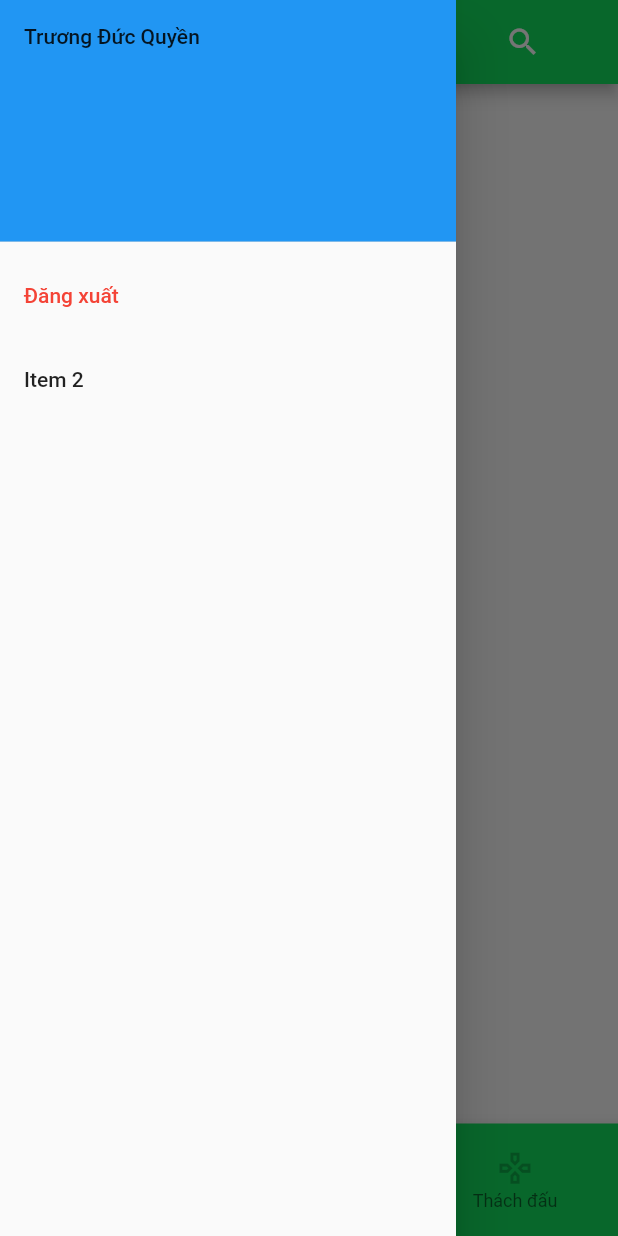
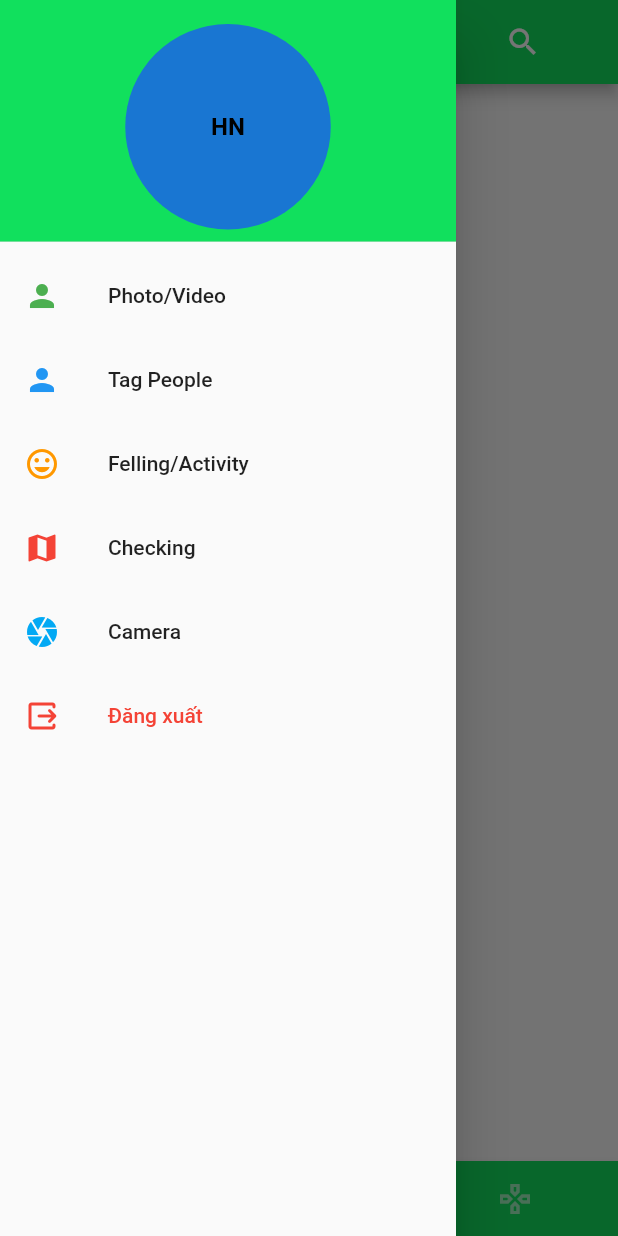
Before and after one commit to lethikieuanh-cdpm20d/DoAnAndroid, a Flutter app: the homepageScreenHome screen opened directly, with the side drawer open, on a phone screen of 412 x 824 dp. Run offline on Flutter 3.47's test engine with Material 2 defaults, Android fonts, the phone set to English and light mode, and no system bars; drawn by our look-alikes of convex_bottom_bar.

Commit message:
custom bottom navigator

```diff
--- a/lib/homepage.dart
+++ b/lib/homepage.dart
@@ -4,11 +4,13 @@ import 'package:flutter_application_1/login.dart';
 import 'package:flutter_application_1/start.dart';
 import 'login.dart';
 import 'category.dart';
+import 'package:convex_bottom_bar/convex_bottom_bar.dart';
 
 class homepageScreeen extends StatelessWidget {
   @override
   Widget build(BuildContext context) {
     return MaterialApp(
+      debugShowCheckedModeBanner: false,
       home: homepageScreenHome(),
     );
   }
@@ -49,14 +51,74 @@ class homepageScreenState extends State<homepageScreenHome> {
       drawer: Drawer(
         child: ListView(
           padding: EdgeInsets.zero,
-          children: <Widget>[
+          children:[
             const DrawerHeader(
               decoration: BoxDecoration(
+                color: Color.fromARGB(255, 17, 224, 93),
+              ),
+              child: CircleAvatar(
+              child: Text(
+                'HN',
+                style:
+                    TextStyle(color: Colors.black, fontWeight: FontWeight.bold),
+              ),
+            ),
+            ),
+            ListTile(
+              leading: const Icon(
+                Icons.person,
+                color: Colors.green,
+              ),
+              title: const Text('Photo/Video'),
+              onTap: () {
+                Navigator.pop(context);
+              },
+            ),
+            ListTile(
+              leading: const Icon(
+                Icons.person,
                 color: Colors.blue,
               ),
-              child: Text('Trương Đức Quyền'),
+              title: const Text('Tag People'),
+              onTap: () {
+                Navigator.pop(context);
+              },
             ),
             ListTile(
+              leading: const Icon(
+                Icons.tag_faces_outlined,
+                color: Colors.orange,
+              ),
+              title: const Text('Felling/Activity'),
+              onTap: () {
+                Navigator.pop(context);
+              },
+            ),
+            ListTile(
+              leading: const Icon(
+                Icons.map,
+                color: Colors.red,
+              ),
+              title: const Text('Checking'),
+              onTap: () {
+                Navigator.pop(context);
+              },
+            ),
+            ListTile(
+              leading: const Icon(
+                Icons.camera,
+                color: Colors.lightBlue,
+              ),
+              title: const Text('Camera'),
+              onTap: () {
+                Navigator.pop(context);
+              },
+            ),
+             ListTile(
+              leading: const Icon(
+                Icons.output_rounded,
+                color: Colors.red,
+              ),
               title: const Text('Đăng xuất',style: TextStyle(color: Colors.red),),
               onTap: () {
                 Navigator.pushAndRemoveUntil<void>(
@@ -68,12 +130,6 @@ class homepageScreenState extends State<homepageScreenHome> {
                 (Route<dynamic> route) => false,
               );
               }
-            ),
-            ListTile(
-              title: Text('Item 2'),
-              onTap: () {
-                Navigator.pop(context);
-              },
             ),
           ],
         ),
@@ -96,26 +152,19 @@ class homepageScreenState extends State<homepageScreenHome> {
             ],
           )),
       body: getBody(),
-      bottomNavigationBar: BottomNavigationBar(
+      bottomNavigationBar: ConvexAppBar(
+        style: TabStyle.flip,
         backgroundColor: const Color.fromARGB(255, 17, 224, 93),
-        type: BottomNavigationBarType.fixed,
-        currentIndex: selectedIndex,
-        selectedItemColor: Colors.blue,
-        selectedIconTheme:
-            const IconThemeData(color: Colors.blue, opacity: 1.0, size: 45),
-        unselectedIconTheme:
-            const IconThemeData(color: Colors.black45, opacity: 0.5, size: 25),
         // ignore: prefer_const_literals_to_create_immutables
         items: [
-          const BottomNavigationBarItem(
-              icon: Icon(Icons.category_outlined), label: 'Chủ đề'),
-          const BottomNavigationBarItem(icon: Icon(Icons.house), label: ''),
-          const BottomNavigationBarItem(
-              icon: Icon(Icons.gamepad_outlined), label: 'Thách đấu')
+          const TabItem(icon: Icons.list,title:'Chủ đề'),
+          TabItem(icon: Icons.house,title: '            '),
+          TabItem(icon: Icons.gamepad_outlined,title: 'Thách đấu'),
         ],
+        initialActiveIndex: 1,
         onTap: (int index) {
           onTapHandler(index);
-        },
+        }
       ),
     );
   }
--- a/lib/login.dart
+++ b/lib/login.dart
@@ -14,7 +14,9 @@ class LoginScreen extends StatelessWidget {
   bool _isObscure = true;
   @override
   Widget build(BuildContext context) {
-    return MaterialApp(home: Scaffold(
+    return MaterialApp(
+      debugShowCheckedModeBanner: false,
+      home: Scaffold(
       appBar: AppBar(
         backgroundColor: const Color.fromARGB(255, 17, 224, 93),
       ),
--- a/lib/main.dart
+++ b/lib/main.dart
@@ -9,8 +9,10 @@ void main() => runApp(DoanApp());
 class DoanApp extends StatelessWidget {
   @override
   Widget build(BuildContext context) {
+    // ignore: prefer_const_constructors
     return  MaterialApp(
-      home: StartApp(),
+      debugShowCheckedModeBanner: false,
+      home: const StartApp(),
     );
   }
 }
--- a/lib/signup.dart
+++ b/lib/signup.dart
@@ -13,7 +13,6 @@ class signupScreen extends StatelessWidget {
         backgroundColor: const Color.fromARGB(255, 17, 224, 93),
       ),
       body: Center(
-
         child: Column(
           mainAxisAlignment: MainAxisAlignment.start,
           children: [
--- a/lib/start.dart
+++ b/lib/start.dart
@@ -8,6 +8,7 @@ class StartApp extends StatelessWidget {
   @override
   Widget build(BuildContext context) {
     return MaterialApp(
+      debugShowCheckedModeBanner: false,
       home: Scaffold(
         appBar: AppBar(
           backgroundColor: const Color.fromARGB(255, 17, 224, 93),
--- a/pubspec.yaml
+++ b/pubspec.yaml
@@ -29,18 +29,19 @@ environment:
 # the latest version available on pub.dev. To see which dependencies have newer
 # versions available, run `flutter pub outdated`.
 dependencies:
+  convex_bottom_bar: ^3.1.0+1
   flutter:
     sdk: flutter
+
 
 
   # The following adds the Cupertino Icons font to your application.
   # Use with the CupertinoIcons class for iOS style icons.
   cupertino_icons: ^1.0.2
-
 dev_dependencies:
   flutter_test:
     sdk: flutter
-
+  shared_preferences: ^0.4.2
   # The "flutter_lints" package below contains a set of recommended lints to
   # encourage good coding practices. The lint set provided by the package is
   # activated in the `analysis_options.yaml` file located at the root of your
```
Also changed, not shown: pubspec.lock.
